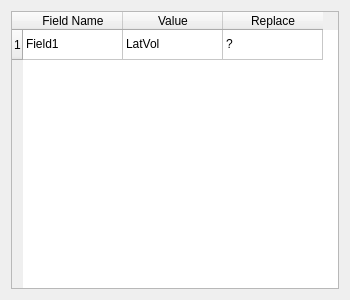
First picture: the form in src/Interface/Modules/Bundle/InsertFieldsIntoBundleDialog.ui, repository SCIInstitute/SCIRun, before the edit.
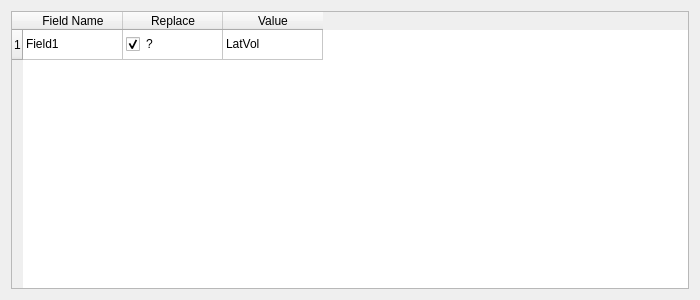
Second picture: the form after the edit.

Diff of the .ui file:
```diff
--- a/src/Interface/Modules/Bundle/InsertFieldsIntoBundleDialog.ui
+++ b/src/Interface/Modules/Bundle/InsertFieldsIntoBundleDialog.ui
@@ -6,13 +6,13 @@
    <rect>
     <x>0</x>
     <y>0</y>
-    <width>350</width>
+    <width>700</width>
     <height>300</height>
    </rect>
   </property>
   <property name="minimumSize">
    <size>
-    <width>350</width>
+    <width>700</width>
     <height>300</height>
    </size>
   </property>
@@ -32,16 +32,16 @@
        <string>Field Name</string>
       </property>
      </column>
-     <column>
-      <property name="text">
-       <string>Value</string>
-      </property>
-     </column>
      <column>
       <property name="text">
        <string>Replace</string>
       </property>
      </column>
+     <column>
+      <property name="text">
+       <string>Value</string>
+      </property>
+     </column>
      <item row="0" column="0">
       <property name="text">
        <string>Field1</string>
@@ -49,12 +49,15 @@
      </item>
      <item row="0" column="1">
       <property name="text">
-       <string>LatVol</string>
-      </property>
-     </item>
-     <item row="0" column="2">
-      <property name="text">
        <string>?</string>
+      </property>
+      <property name="checkState">
+       <enum>Checked</enum>
+      </property>
+     </item>
+     <item row="0" column="2">
+      <property name="text">
+       <string>LatVol</string>
       </property>
      </item>
     </widget>
```
